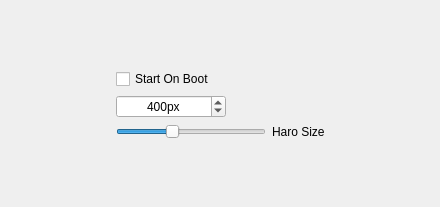
Qt form src/include/setwin.ui (Syize/coursework-a-table-pet-Haro) before a commit.
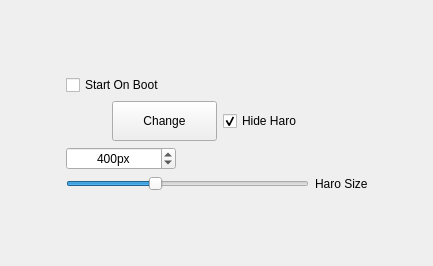
The same form after that commit.

Commit message: bring back game button

What changed in the file:
```diff
--- a/src/include/setwin.ui
+++ b/src/include/setwin.ui
@@ -6,8 +6,8 @@
    <rect>
     <x>0</x>
     <y>0</y>
-    <width>440</width>
-    <height>207</height>
+    <width>433</width>
+    <height>266</height>
    </rect>
   </property>
   <property name="windowTitle">
@@ -52,6 +52,79 @@
        </property>
       </widget>
      </item>
+     <item>
+      <layout class="QHBoxLayout" name="horizontalLayout_3">
+       <item>
+        <widget class="QLabel" name="gameIconLabel">
+         <property name="minimumSize">
+          <size>
+           <width>40</width>
+           <height>40</height>
+          </size>
+         </property>
+         <property name="maximumSize">
+          <size>
+           <width>40</width>
+           <height>40</height>
+          </size>
+         </property>
+         <property name="toolTip">
+          <string>You haven't selected game yet!</string>
+         </property>
+         <property name="text">
+          <string/>
+         </property>
+        </widget>
+       </item>
+       <item>
+        <widget class="QPushButton" name="changeGameButton">
+         <property name="minimumSize">
+          <size>
+           <width>105</width>
+           <height>40</height>
+          </size>
+         </property>
+         <property name="maximumSize">
+          <size>
+           <width>105</width>
+           <height>40</height>
+          </size>
+         </property>
+         <property name="toolTip">
+          <string>Change selected games</string>
+         </property>
+         <property name="text">
+          <string>Change</string>
+         </property>
+        </widget>
+       </item>
+       <item>
+        <widget class="QCheckBox" name="hideWhenRunGame">
+         <property name="minimumSize">
+          <size>
+           <width>145</width>
+           <height>40</height>
+          </size>
+         </property>
+         <property name="maximumSize">
+          <size>
+           <width>145</width>
+           <height>40</height>
+          </size>
+         </property>
+         <property name="toolTip">
+          <string>Hide Haro when running selected games</string>
+         </property>
+         <property name="text">
+          <string>Hide Haro</string>
+         </property>
+         <property name="checked">
+          <bool>true</bool>
+         </property>
+        </widget>
+       </item>
+      </layout>
+     </item>
      <item>
       <layout class="QHBoxLayout" name="horizontalLayout_2">
        <item>
```
The commit also changes 7 other files.
